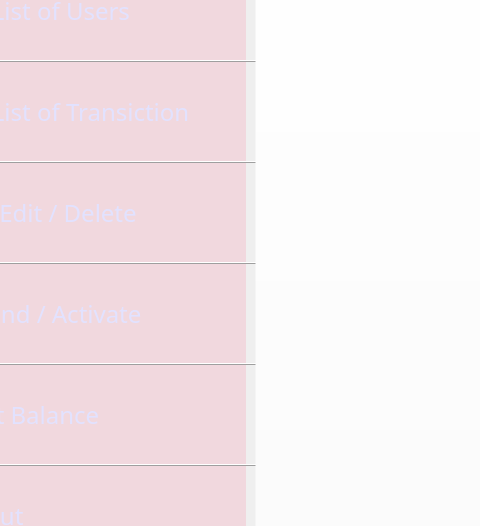
Roro-2004/m7fazty, file m7fazty/admin.ui: the form before one commit; both pictures show x 105 to 585 and y 91 to 617 of the 971 by 724 pixel window.
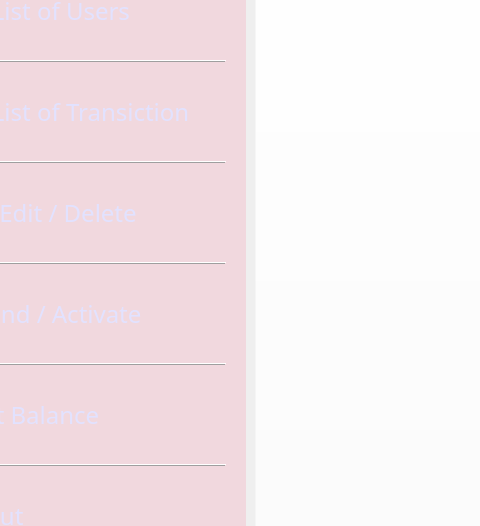
The form after the commit. Icons and pictures are not drawn.

```diff
--- a/m7fazty/admin.ui
+++ b/m7fazty/admin.ui
@@ -233,7 +233,7 @@
     <rect>
      <x>10</x>
      <y>50</y>
-     <width>373</width>
+     <width>321</width>
      <height>601</height>
     </rect>
    </property>
```
